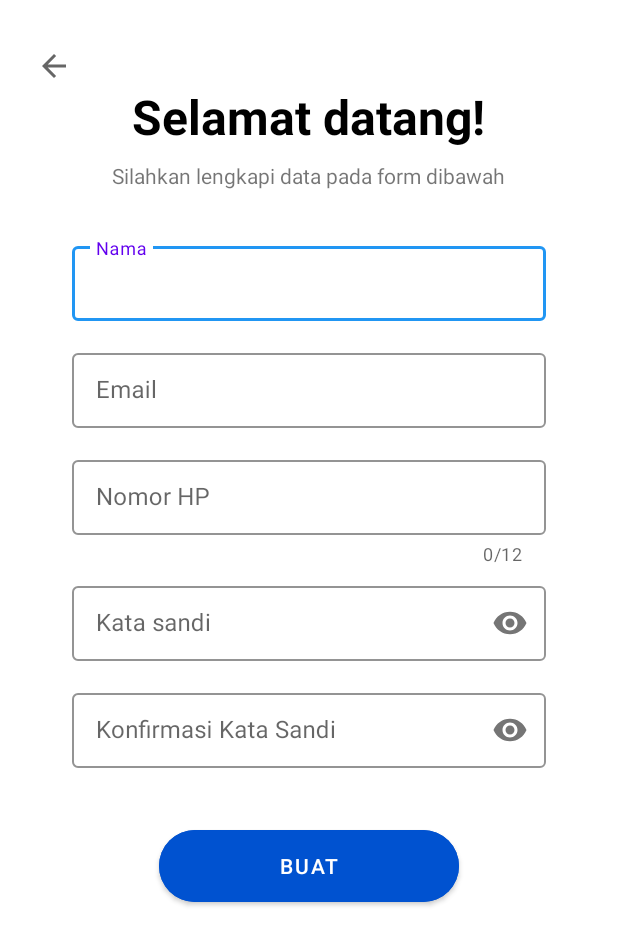
After one commit to alamsyaah/rumahrahil, an Android app: the RegisterActivity screen opened directly, with no data from a screen before it, on a phone screen of 412 x 824 dp. The commit adds this screen. Shown: the top 945 px of the screen. Run offline under Robolectric (Android 15) with nearby library versions, the phone set to English and light mode, and no system bars.

Commit message:
layouting login and register

```diff
--- /dev/null
+++ b/app/src/main/java/com/example/rumahrahil/Login/RegisterActivity.kt
@@ -0,0 +1,20 @@
+package com.example.rumahrahil.Login
+
+import android.content.Intent
+import android.os.Bundle
+import androidx.appcompat.app.AppCompatActivity
+import com.example.rumahrahil.R
+import kotlinx.android.synthetic.main.activity_register.*
+
+class RegisterActivity : AppCompatActivity() {
+    override fun onCreate(savedInstanceState: Bundle?) {
+        super.onCreate(savedInstanceState)
+        setContentView(R.layout.activity_register)
+        btn_submit_register.setOnClickListener {
+            startActivity(Intent(this, LoginActivity::class.java))
+        }
+        btn_btologin_register.setOnClickListener {
+            startActivity(Intent(this, LoginActivity::class.java))
+        }
+    }
+}
--- /dev/null
+++ b/app/src/main/res/drawable/ic_baseline_arrow_back.xml
@@ -0,0 +1,10 @@
+<vector xmlns:android="http://schemas.android.com/apk/res/android"
+    android:width="24dp"
+    android:height="24dp"
+    android:viewportWidth="24"
+    android:viewportHeight="24"
+    android:tint="?attr/colorControlNormal">
+  <path
+      android:fillColor="@android:color/white"
+      android:pathData="M20,11H7.83l5.59,-5.59L12,4l-8,8 8,8 1.41,-1.41L7.83,13H20v-2z" />
+</vector>
--- /dev/null
+++ b/app/src/main/res/layout/activity_register.xml
@@ -0,0 +1,149 @@
+<?xml version="1.0" encoding="utf-8"?>
+<LinearLayout xmlns:android="http://schemas.android.com/apk/res/android"
+    xmlns:app="http://schemas.android.com/apk/res-auto"
+    xmlns:tools="http://schemas.android.com/tools"
+    android:layout_width="match_parent"
+    android:layout_height="match_parent"
+    android:orientation="vertical"
+    android:padding="16dp"
+    tools:context=".Login.RegisterActivity">
+
+    <ImageView
+        android:id="@+id/btn_btologin_register"
+        android:layout_width="wrap_content"
+        android:layout_height="wrap_content"
+        android:layout_marginTop="16dp"
+        android:layout_marginStart="8dp"
+        android:src="@drawable/ic_baseline_arrow_back"
+        android:contentDescription="@string/back_to_login" />
+
+    <com.google.android.material.textview.MaterialTextView
+        android:layout_width="wrap_content"
+        android:layout_height="wrap_content"
+        android:text="@string/welcome_back"
+        android:layout_gravity="center_horizontal"
+        android:textSize="32sp"
+        android:textStyle="bold"
+        android:textColor="@color/black" />
+
+    <com.google.android.material.textview.MaterialTextView
+        android:layout_width="wrap_content"
+        android:layout_height="wrap_content"
+        android:text="@string/desc_register"
+        android:layout_gravity="center_horizontal"
+        android:layout_marginTop="8dp"
+        android:layout_marginBottom="16dp" />
+
+    <com.google.android.material.textfield.TextInputLayout
+        style="@style/Widget.MaterialComponents.TextInputLayout.OutlinedBox"
+        android:layout_width="match_parent"
+        android:layout_height="wrap_content"
+        android:layout_marginTop="16dp"
+        android:layout_marginHorizontal="32dp"
+        app:helperTextTextColor="@color/md_blue_500"
+        app:boxStrokeColor="@color/md_blue_500">
+
+        <com.google.android.material.textfield.TextInputEditText
+            android:id="@+id/et_nama_register"
+            android:layout_width="match_parent"
+            android:layout_height="50dp"
+            android:textColor="@color/black"
+            android:inputType="text"
+            android:hint="@string/nama" />
+
+    </com.google.android.material.textfield.TextInputLayout>
+
+    <com.google.android.material.textfield.TextInputLayout
+        style="@style/Widget.MaterialComponents.TextInputLayout.OutlinedBox"
+        android:layout_width="match_parent"
+        android:layout_height="wrap_content"
+        android:layout_marginTop="16dp"
+        android:layout_marginHorizontal="32dp"
+        app:helperTextTextColor="@color/md_blue_500"
+        app:boxStrokeColor="@color/md_blue_500">
+
+        <com.google.android.material.textfield.TextInputEditText
+            android:id="@+id/et_email_register"
+            android:layout_width="match_parent"
+            android:layout_height="50dp"
+            android:textColor="@color/black"
+            android:inputType="textEmailAddress"
+            android:hint="@string/email" />
+
+    </com.google.android.material.textfield.TextInputLayout>
+
+    <com.google.android.material.textfield.TextInputLayout
+        style="@style/Widget.MaterialComponents.TextInputLayout.OutlinedBox"
+        android:layout_width="match_parent"
+        android:layout_height="wrap_content"
+        android:layout_marginTop="16dp"
+        android:layout_marginHorizontal="32dp"
+        app:counterEnabled="true"
+        app:counterMaxLength="12"
+        app:helperTextTextColor="@color/md_blue_500"
+        app:boxStrokeColor="@color/md_blue_500">
+
+        <com.google.android.material.textfield.TextInputEditText
+            android:id="@+id/et_nomorhp_register"
+            android:layout_width="match_parent"
+            android:layout_height="50dp"
+            android:textColor="@color/black"
+            android:inputType="number"
+            android:hint="@string/phone" />
+
+    </com.google.android.material.textfield.TextInputLayout>
+
+    <com.google.android.material.textfield.TextInputLayout
+        style="@style/Widget.MaterialComponents.TextInputLayout.OutlinedBox"
+        android:layout_width="match_parent"
+        android:layout_height="wrap_content"
+        android:layout_marginTop="8dp"
+        android:layout_marginHorizontal="32dp"
+        app:helperTextTextColor="@color/md_blue_500"
+        app:passwordToggleEnabled="true"
+        app:boxStrokeColor="@color/md_blue_500">
+
+        <com.google.android.material.textfield.TextInputEditText
+            android:id="@+id/et_password_register"
+            android:layout_width="match_parent"
+            android:layout_height="50dp"
+            android:textColor="@color/black"
+            android:inputType="textPassword"
+            android:hint="@string/password" />
+
+    </com.google.android.material.textfield.TextInputLayout>
+
+    <com.google.android.material.textfield.TextInputLayout
+        style="@style/Widget.MaterialComponents.TextInputLayout.OutlinedBox"
+        android:layout_width="match_parent"
+        android:layout_height="wrap_content"
+        android:layout_marginTop="16dp"
+        android:layout_marginHorizontal="32dp"
+        app:helperTextTextColor="@color/md_blue_500"
+        app:boxStrokeColor="@color/md_blue_500"
+        app:passwordToggleEnabled="true">
+
+        <com.google.android.material.textfield.TextInputEditText
+            android:id="@+id/et_confpw_register"
+            android:layout_width="match_parent"
+            android:layout_height="50dp"
+            android:textColor="@color/black"
+            android:inputType="textPassword"
+            android:hint="@string/konfirmasi_kata_sandi" />
+
+    </com.google.android.material.textfield.TextInputLayout>
+
+    <com.google.android.material.button.MaterialButton
+        android:id="@+id/btn_submit_register"
+        android:layout_width="200dp"
+        android:layout_height="60dp"
+        android:layout_marginTop="35dp"
+        android:layout_gravity="center_horizontal"
+        android:backgroundTint="@color/button_blue_login"
+        app:layout_constraintTop_toBottomOf="@id/til_password_login"
+        app:layout_constraintStart_toStartOf="parent"
+        app:layout_constraintEnd_toEndOf="parent"
+        app:cornerRadius="25dp"
+        android:text="@string/register" />
+
+</LinearLayout>
--- a/app/src/main/res/values/colors.xml
+++ b/app/src/main/res/values/colors.xml
@@ -9,6 +9,11 @@
     <color name="white">#FFFFFFFF</color>
     <color name="dark_blue">#405467</color>
     <color name="main_green">#9CCFB3</color>
+
+    <!--custom-->
+    <color name="button_blue_login">#0052D0</color>
+    <color name="button_red">#F14336</color>
+    <color name="button_blue_fb">#385C8E</color>
 
     <!--reds-->
     <color name="md_red_50">#FFEBEE</color>
--- a/app/src/main/res/values/strings.xml
+++ b/app/src/main/res/values/strings.xml
@@ -12,4 +12,22 @@
     <string name="description_onboarding_3">Dapatkan guru secara eksklusif untuk membantu anda dalam meningkatkan perkembangan dalam belajar</string>
     <string name="rumah_rahil_education">Rumah Rahil Education</string>
     <string name="next">next</string>
+    <string name="welcome_back">Selamat datang!</string>
+    <string name="description_welcome">Silahkan isi data berikut untuk masuk</string>
+    <string name="email">Email</string>
+    <string name="password">Kata sandi</string>
+    <string name="forgot_password">Lupa kata sandi?</string>
+    <string name="or_connect_using">Atau dengan</string>
+    <string name="facebook">Facebook</string>
+    <string name="google">Google</string>
+    <string name="dont_have_account">Belum punya akun?</string>
+    <string name="sign_up">Daftar</string>
+    <string name="log_in">Masuk</string>
+    <string name="let_s_get_started">Lets Get Started!</string>
+    <string name="desc_register">Silahkan lengkapi data pada form dibawah</string>
+    <string name="nama">Nama</string>
+    <string name="phone">Nomor HP</string>
+    <string name="konfirmasi_kata_sandi">Konfirmasi Kata Sandi</string>
+    <string name="register">Buat</string>
+    <string name="back_to_login">Back to login</string>
 </resources>
```
Also changed, not shown: app/src/main/AndroidManifest.xml (+7 -1 lines), app/src/main/java/com/example/rumahrahil/Login/LoginActivity.kt (+6 -1 lines), app/src/main/res/drawable/ic_facebook.xml (added, +9 -0 lines), app/src/main/res/drawable/ic_google_plus.xml (added, +9 -0 lines), app/src/main/res/layout/activity_login.xml (+105 -6 lines).
